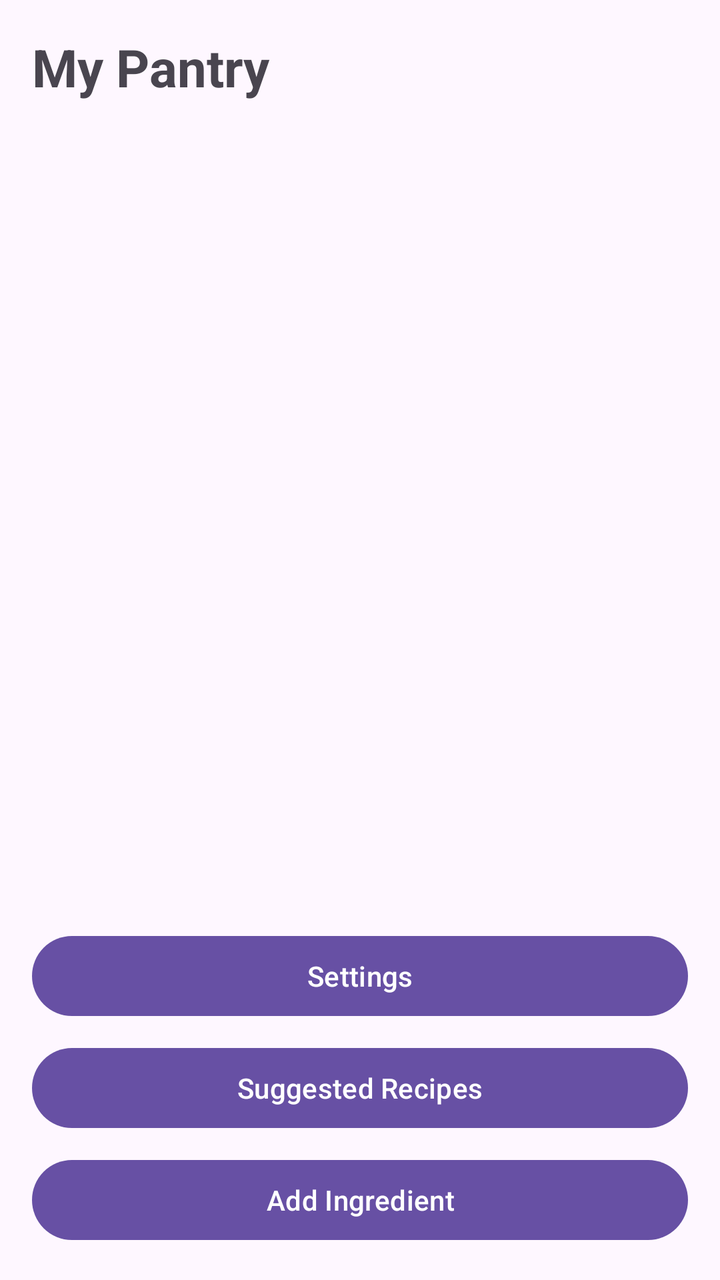
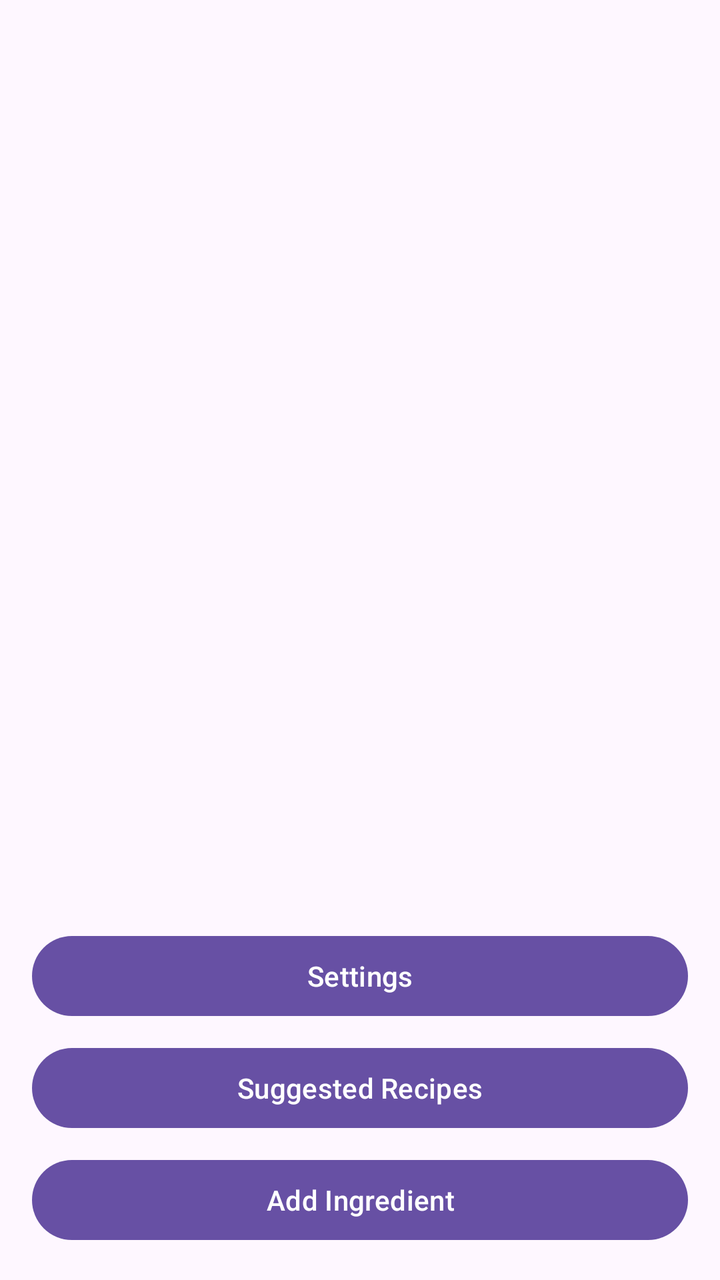

The first picture is an Android layout as it rendered before a commit; the second is the same layout after the commit. The layout source and the unified diff follow.
<!-- AndroidManifest.xml: application theme Theme.SmartPantryManager -->
<!-- res/layout/activity_main.xml -->
<?xml version="1.0" encoding="utf-8"?>
<LinearLayout xmlns:android="http://schemas.android.com/apk/res/android"
    android:layout_width="match_parent"
    android:layout_height="match_parent"
    android:orientation="vertical"
    android:padding="16dp">

    <TextView
        android:id="@+id/tvPantryTitle"
        android:layout_width="wrap_content"
        android:layout_height="wrap_content"
        android:text="My Pantry"
        android:textSize="26sp"
        android:textStyle="bold"
        android:layout_marginBottom="12dp" />

    <TextView
        android:id="@+id/tvEmptyPantry"
        android:layout_width="match_parent"
        android:layout_height="0dp"
        android:layout_weight="1"
        android:gravity="center"
        android:text="Your pantry is empty.\nAdd an ingredient to get started."
        android:textSize="18sp"
        android:visibility="gone" />

    <androidx.recyclerview.widget.RecyclerView
        android:id="@+id/recyclerViewPantry"
        android:layout_width="match_parent"
        android:layout_height="0dp"
        android:layout_weight="1" />

    <Button
        android:id="@+id/btnSettings"
        android:layout_width="match_parent"
        android:layout_height="wrap_content"
        android:layout_marginBottom="8dp"
        android:text="Settings" />

    <Button
        android:id="@+id/btnSuggestedRecipes"
        android:layout_width="match_parent"
        android:layout_height="wrap_content"
        android:layout_marginBottom="8dp"
        android:text="Suggested Recipes" />

    <Button
        android:id="@+id/btnAddIngredient"
        android:layout_width="match_parent"
        android:layout_height="wrap_content"
        android:text="Add Ingredient" />

</LinearLayout>
<!-- resources referenced by this layout -->
<resources>
  <style name="Theme.SmartPantryManager" parent="Base.Theme.SmartPantryManager" />
  <style name="Base.Theme.SmartPantryManager" parent="Theme.Material3.DayNight.NoActionBar">
          
          
      </style>
</resources>

<!-- the commit's change to res/layout/activity_main.xml (unified diff, before → after) -->
@@ -2,52 +2,59 @@
 <LinearLayout xmlns:android="http://schemas.android.com/apk/res/android"
     android:layout_width="match_parent"
     android:layout_height="match_parent"
-    android:orientation="vertical"
-    android:padding="16dp">
+    android:orientation="vertical">
 
-    <TextView
-        android:id="@+id/tvPantryTitle"
-        android:layout_width="wrap_content"
-        android:layout_height="wrap_content"
-        android:text="My Pantry"
-        android:textSize="26sp"
-        android:textStyle="bold"
-        android:layout_marginBottom="12dp" />
+    <androidx.appcompat.widget.Toolbar
+        android:id="@+id/toolbarMain"
+        android:layout_width="match_parent"
+        android:layout_height="?attr/actionBarSize"
+        android:background="?attr/colorSurface"
+        android:elevation="4dp"
+        android:title="My Pantry" />
 
-    <TextView
-        android:id="@+id/tvEmptyPantry"
+    <LinearLayout
         android:layout_width="match_parent"
         android:layout_height="0dp"
         android:layout_weight="1"
-        android:gravity="center"
-        android:text="Your pantry is empty.\nAdd an ingredient to get started."
-        android:textSize="18sp"
-        android:visibility="gone" />
+        android:orientation="vertical"
+        android:padding="16dp">
 
-    <androidx.recyclerview.widget.RecyclerView
-        android:id="@+id/recyclerViewPantry"
-        android:layout_width="match_parent"
-        android:layout_height="0dp"
-        android:layout_weight="1" />
+        <TextView
+            android:id="@+id/tvEmptyPantry"
+            android:layout_width="match_parent"
+            android:layout_height="0dp"
+            android:layout_weight="1"
+            android:gravity="center"
+            android:text="Your pantry is empty.\nAdd an ingredient to get started."
+            android:textSize="18sp"
+            android:visibility="gone" />
 
-    <Button
-        android:id="@+id/btnSettings"
-        android:layout_width="match_parent"
-        android:layout_height="wrap_content"
-        android:layout_marginBottom="8dp"
-        android:text="Settings" />
+        <androidx.recyclerview.widget.RecyclerView
+            android:id="@+id/recyclerViewPantry"
+            android:layout_width="match_parent"
+            android:layout_height="0dp"
+            android:layout_weight="1" />
 
-    <Button
-        android:id="@+id/btnSuggestedRecipes"
-        android:layout_width="match_parent"
-        android:layout_height="wrap_content"
-        android:layout_marginBottom="8dp"
-        android:text="Suggested Recipes" />
+        <Button
+            android:id="@+id/btnSettings"
+            android:layout_width="match_parent"
+            android:layout_height="wrap_content"
+            android:layout_marginBottom="8dp"
+            android:text="Settings" />
 
-    <Button
-        android:id="@+id/btnAddIngredient"
-        android:layout_width="match_parent"
-        android:layout_height="wrap_content"
-        android:text="Add Ingredient" />
+        <Button
+            android:id="@+id/btnSuggestedRecipes"
+            android:layout_width="match_parent"
+            android:layout_height="wrap_content"
+            android:layout_marginBottom="8dp"
+            android:text="Suggested Recipes" />
+
+        <Button
+            android:id="@+id/btnAddIngredient"
+            android:layout_width="match_parent"
+            android:layout_height="wrap_content"
+            android:text="Add Ingredient" />
+
+    </LinearLayout>
 
 </LinearLayout>
<!-- resource entries referenced after the edit -->
@@ -2,8 +2,10 @@
 <resources>
   <style name="Theme.SmartPantryManager" parent="Base.Theme.SmartPantryManager" />
   <style name="Base.Theme.SmartPantryManager" parent="Theme.Material3.DayNight.NoActionBar">
+  
           
           
+  
       </style>
 </resources>
 
